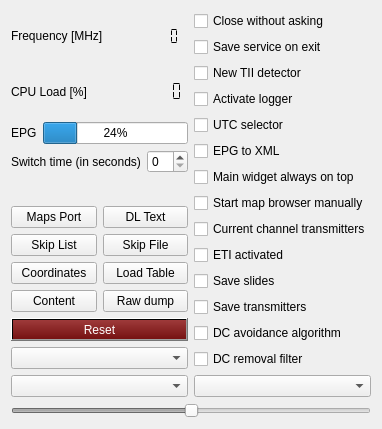
This is forms/config-helper.ui in tomneda/DABstar as Qt 5 draws it before an edit. The edited form follows.
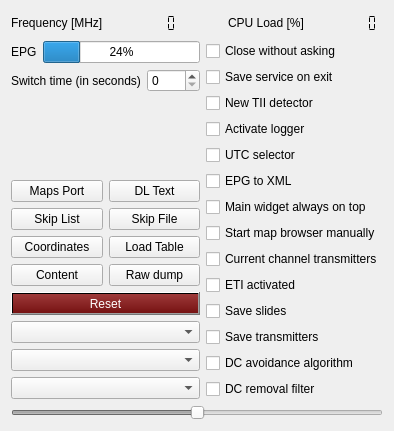
This is the edited form. Custom widgets are drawn as their Qt base class.

```diff
--- a/forms/config-helper.ui
+++ b/forms/config-helper.ui
@@ -5,7 +5,7 @@
   <property name="maximumSize">
    <size>
     <width>16777215</width>
-    <height>476</height>
+    <height>474</height>
    </size>
   </property>
   <property name="windowTitle">
@@ -13,13 +13,15 @@
   </property>
   <layout class="QVBoxLayout" name="verticalLayout_4">
    <item>
-    <layout class="QHBoxLayout" name="horizontalLayout_5">
-     <item>
-      <layout class="QVBoxLayout" name="verticalLayout_3">
-       <item>
-        <layout class="QHBoxLayout" name="horizontalLayout_3">
+    <layout class="QHBoxLayout" name="horizontalLayout_2">
          <item>
           <widget class="QLabel" name="label_4">
+       <property name="maximumSize">
+        <size>
+         <width>16777215</width>
+         <height>24</height>
+        </size>
+       </property>
            <property name="text">
             <string>Frequency [MHz]</string>
            </property>
@@ -27,6 +29,12 @@
          </item>
          <item>
           <widget class="QLCDNumber" name="frequencyDisplay">
+       <property name="maximumSize">
+        <size>
+         <width>16777215</width>
+         <height>24</height>
+        </size>
+       </property>
            <property name="toolTip">
             <string>&lt;html&gt;&lt;head/&gt;&lt;body&gt;&lt;p&gt;Current frequency (in MHz)&lt;/p&gt;&lt;/body&gt;&lt;/html&gt;</string>
            </property>
@@ -44,12 +52,27 @@
            </property>
           </widget>
          </item>
-        </layout>
-       </item>
        <item>
-        <layout class="QHBoxLayout" name="horizontalLayout_11">
+      <spacer name="horizontalSpacer">
+       <property name="orientation">
+        <enum>Qt::Horizontal</enum>
+       </property>
+       <property name="sizeHint" stdset="0">
+        <size>
+         <width>40</width>
+         <height>24</height>
+        </size>
+       </property>
+      </spacer>
+     </item>
          <item>
           <widget class="QLabel" name="label_7">
+       <property name="maximumSize">
+        <size>
+         <width>16777215</width>
+         <height>24</height>
+        </size>
+       </property>
            <property name="text">
             <string>CPU Load [%]</string>
            </property>
@@ -57,6 +80,12 @@
          </item>
          <item>
           <widget class="QLCDNumber" name="cpuMonitor">
+       <property name="maximumSize">
+        <size>
+         <width>16777215</width>
+         <height>24</height>
+        </size>
+       </property>
            <property name="frameShape">
             <enum>QFrame::NoFrame</enum>
            </property>
@@ -73,6 +102,10 @@
          </item>
         </layout>
        </item>
+   <item>
+    <layout class="QHBoxLayout" name="horizontalLayout_5">
+     <item>
+      <layout class="QVBoxLayout" name="verticalLayout_3">
        <item>
         <layout class="QHBoxLayout" name="horizontalLayout_6">
          <item>
@@ -249,6 +282,12 @@
          </item>
         </layout>
        </item>
+       <item>
+        <widget class="smallComboBox" name="streamoutSelector"/>
+       </item>
+       <item>
+        <widget class="smallComboBox" name="deviceSelector"/>
+       </item>
       </layout>
      </item>
      <item>
@@ -397,16 +436,6 @@
      </item>
     </layout>
    </item>
-   <item>
-    <layout class="QHBoxLayout" name="horizontalLayout_2">
-     <item>
-      <widget class="smallComboBox" name="streamoutSelector"/>
-     </item>
-     <item>
-      <widget class="smallComboBox" name="deviceSelector"/>
-     </item>
-    </layout>
-   </item>
    <item>
     <widget class="QSlider" name="sliderTest">
      <property name="enabled">
```
Lines whose indentation alone changed are shown as unchanged.
